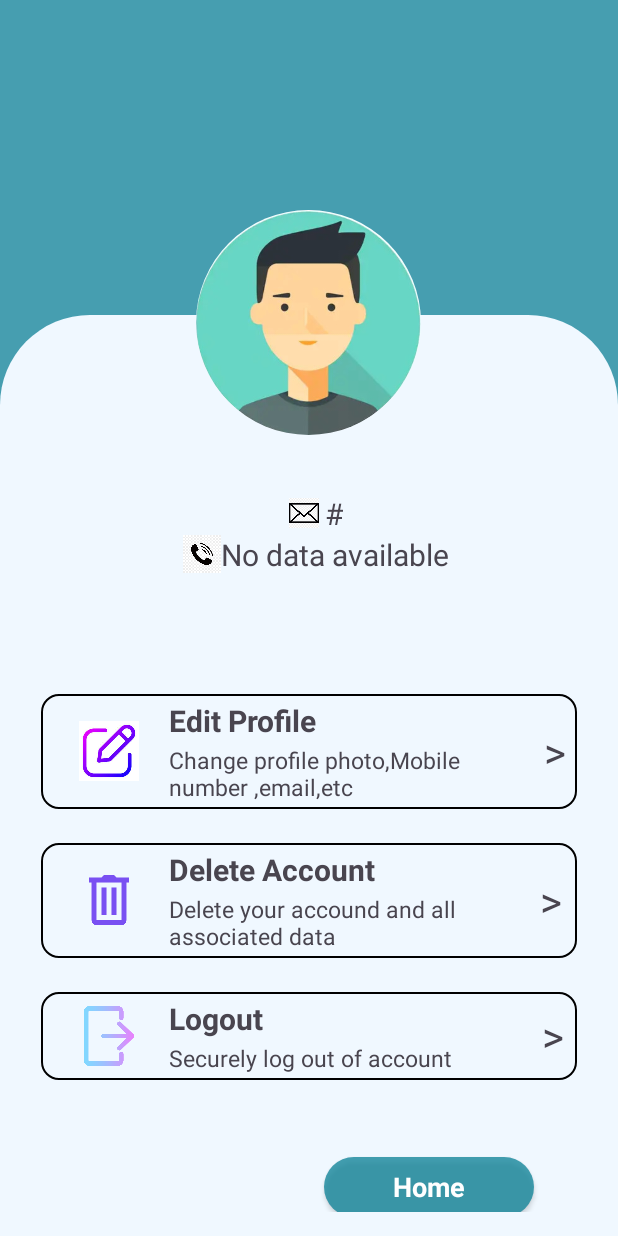
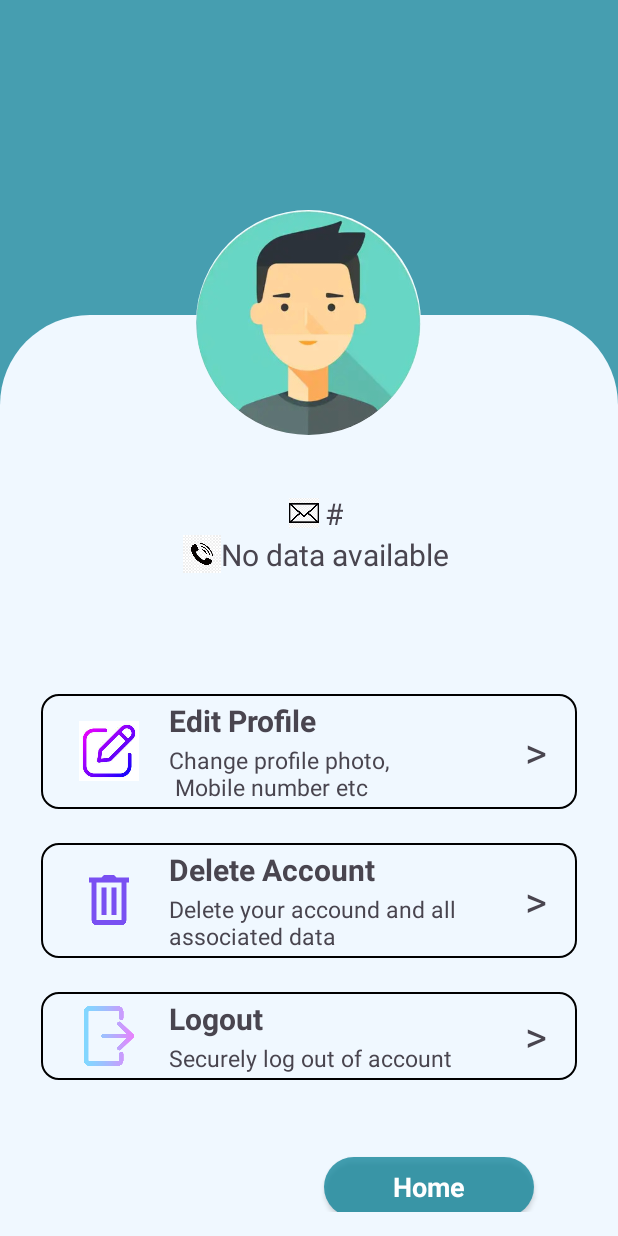
Before and after one commit to druman12/BusinessBuddy, an Android app: the Profile screen opened directly, with no data from a screen before it, on a phone screen of 412 x 824 dp. Run offline under Robolectric (Android 15) with nearby library versions, the phone set to English and light mode, and no system bars; our stand-ins replace CircleImageView.

Commit message:
Edit profile some chnages done

```diff
--- a/app/src/main/res/layout/activity_profile.xml
+++ b/app/src/main/res/layout/activity_profile.xml
@@ -125,6 +125,7 @@
                     android:layout_width="wrap_content"
                     android:layout_height="wrap_content"
                     android:orientation="vertical"
+                    android:layout_weight="1"
                     android:layout_marginStart="20dp"
                     android:layout_gravity="center">
 
@@ -143,7 +144,7 @@
                         android:paddingBottom="4dp"
                         android:layout_width="wrap_content"
                         android:layout_height="wrap_content"
-                        android:text="Change profile photo,Mobile \nnumber ,email,etc"
+                        android:text="Change profile photo, \n Mobile number etc"
                         android:textSize="15sp" />
 
 
@@ -153,7 +154,7 @@
                     android:layout_height="wrap_content"
                     android:text=">"
                     android:textSize="28dp"
-                    android:layout_marginStart="52dp"
+                    android:layout_marginEnd="20dp"
                     android:layout_gravity="center"
                     />
             </LinearLayout>
@@ -179,6 +180,7 @@
                     android:layout_width="wrap_content"
                     android:layout_height="wrap_content"
                     android:orientation="vertical"
+                    android:layout_weight="1"
                     android:layout_marginStart="20dp"
                     android:layout_gravity="center">
 
@@ -207,7 +209,7 @@
                     android:layout_height="wrap_content"
                     android:text=">"
                     android:textSize="28dp"
-                    android:layout_marginStart="52dp"
+                    android:layout_marginEnd="20dp"
                     android:layout_gravity="center"
                     />
             </LinearLayout>
@@ -232,6 +234,7 @@
                     android:layout_width="wrap_content"
                     android:layout_height="wrap_content"
                     android:orientation="vertical"
+                    android:layout_weight="1"
                     android:layout_marginStart="20dp"
                     android:layout_gravity="center">
 
@@ -260,7 +263,7 @@
                     android:layout_height="wrap_content"
                     android:text=">"
                     android:textSize="28dp"
-                    android:layout_marginStart="60dp"
+                    android:layout_marginEnd="20dp"
                     android:layout_gravity="center"
 
                     />
```
